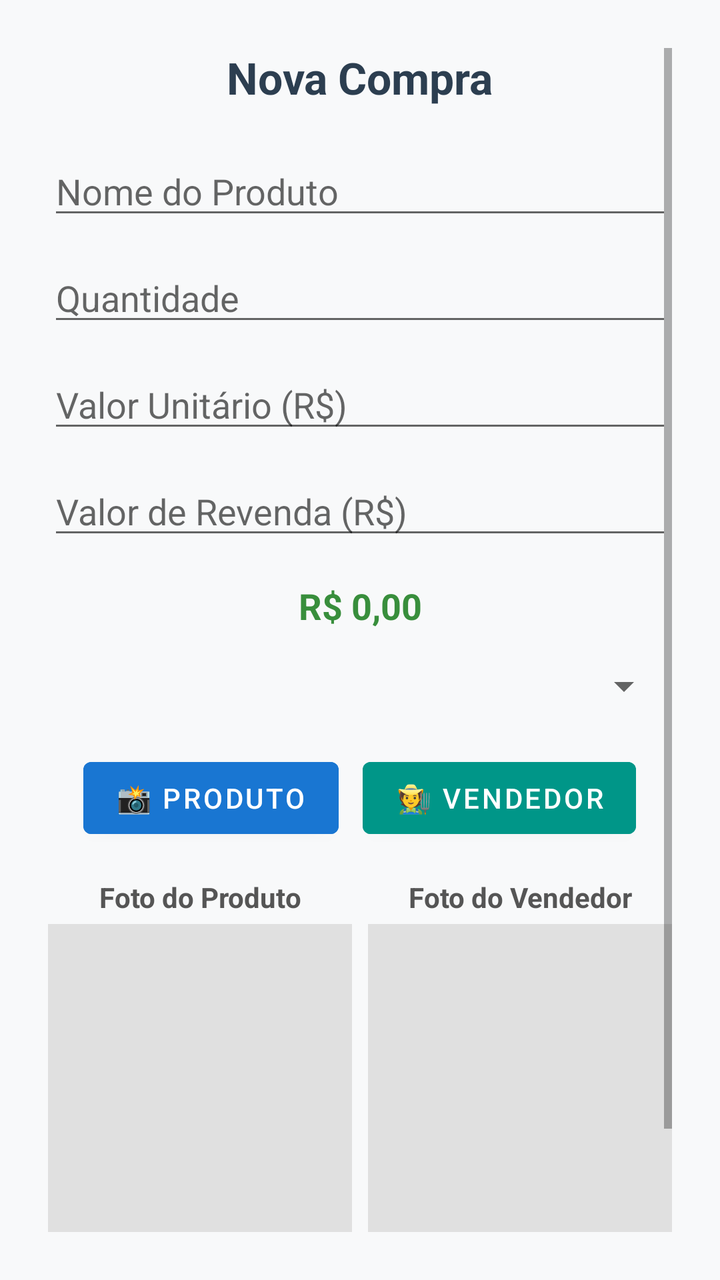
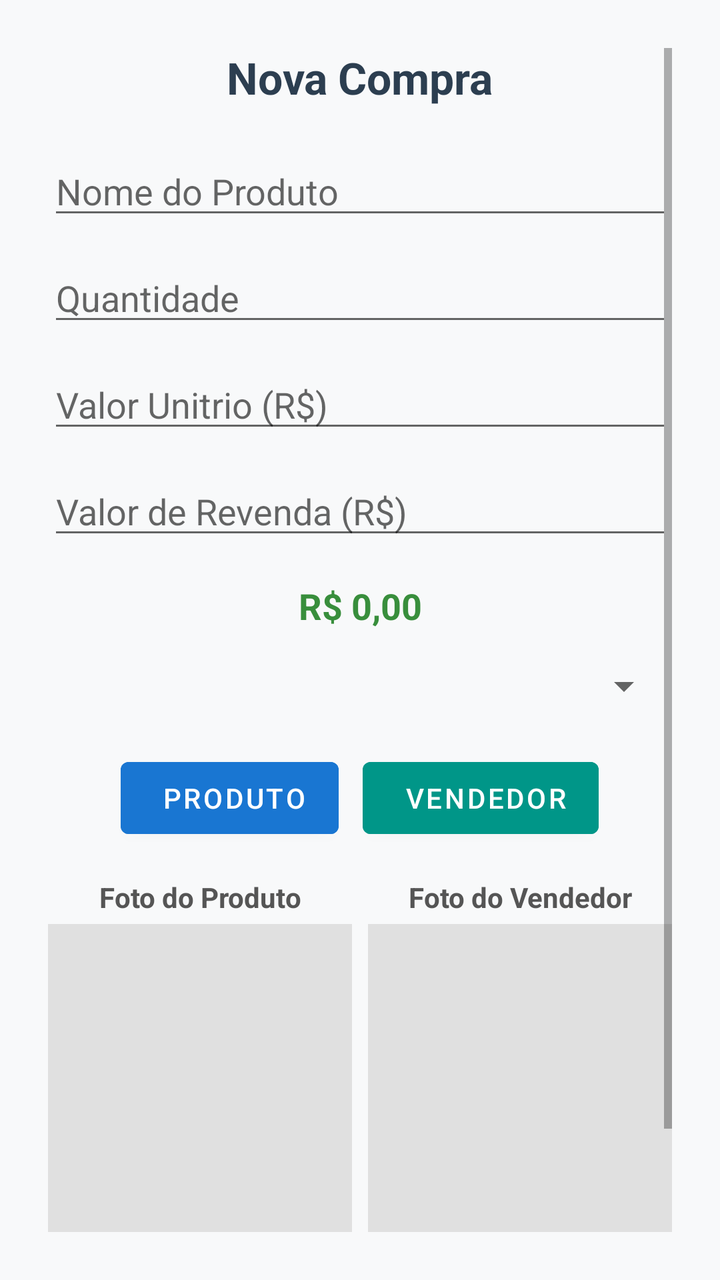

Two renders of the same Android screen: before a commit and after it. Below are the layout's source before the change and the commit's diff.
<!-- AndroidManifest.xml: application theme Theme.COISABOA -->
<!-- res/layout/activity_comprar.xml -->
<?xml version="1.0" encoding="utf-8"?>
<ScrollView xmlns:android="http://schemas.android.com/apk/res/android"
    android:layout_width="match_parent"
    android:layout_height="match_parent"
    android:padding="24dp"
    android:background="#F8F9FA">

    <LinearLayout
        android:layout_width="match_parent"
        android:layout_height="wrap_content"
        android:orientation="vertical">

        
        <TextView
            android:layout_width="wrap_content"
            android:layout_height="wrap_content"
            android:text="Nova Compra"
            android:textSize="22sp"
            android:textStyle="bold"
            android:textColor="#2C3E50"
            android:layout_gravity="center"
            android:layout_marginBottom="20dp" />

        
        <EditText
            android:id="@+id/etProduto"
            android:layout_width="match_parent"
            android:layout_height="wrap_content"
            android:hint="Nome do Produto"
            android:inputType="text" />

        <EditText
            android:id="@+id/etQuantidade"
            android:layout_width="match_parent"
            android:layout_height="wrap_content"
            android:hint="Quantidade"
            android:inputType="number"
            android:layout_marginTop="12dp" />

        <EditText
            android:id="@+id/etValorUnitario"
            android:layout_width="match_parent"
            android:layout_height="wrap_content"
            android:hint="Valor Unitário (R$)"
            android:inputType="numberDecimal"
            android:layout_marginTop="12dp" />

        <EditText
            android:id="@+id/etValorRevenda"
            android:layout_width="match_parent"
            android:layout_height="wrap_content"
            android:hint="Valor de Revenda (R$)"
            android:inputType="numberDecimal"
            android:layout_marginTop="12dp" />

        
        <TextView
            android:id="@+id/tvValorTotal"
            android:layout_width="match_parent"
            android:layout_height="wrap_content"
            android:text="R$ 0,00"
            android:textAlignment="center"
            android:textSize="18sp"
            android:textStyle="bold"
            android:textColor="#388E3C"
            android:layout_marginTop="16dp" />

        
        <Spinner
            android:id="@+id/spPagamento"
            android:layout_width="match_parent"
            android:layout_height="wrap_content"
            android:layout_marginTop="16dp" />

        
        <LinearLayout
            android:layout_width="match_parent"
            android:layout_height="wrap_content"
            android:orientation="horizontal"
            android:gravity="center"
            android:layout_marginTop="20dp">

            <Button
                android:id="@+id/btnFotoProduto"
                android:layout_width="wrap_content"
                android:layout_height="wrap_content"
                android:text="📸 Produto"
                android:backgroundTint="#1976D2"
                android:textColor="@android:color/white"
                android:layout_marginEnd="12dp" />

            <Button
                android:id="@+id/btnFotoVendedor"
                android:layout_width="wrap_content"
                android:layout_height="wrap_content"
                android:text="🧑‍🌾 Vendedor"
                android:backgroundTint="#009688"
                android:textColor="@android:color/white" />
        </LinearLayout>

        
        <LinearLayout
            android:layout_width="match_parent"
            android:layout_height="wrap_content"
            android:orientation="horizontal"
            android:gravity="center"
            android:layout_marginTop="16dp">

            <LinearLayout
                android:layout_width="0dp"
                android:layout_height="wrap_content"
                android:layout_weight="1"
                android:orientation="vertical"
                android:paddingEnd="4dp">

                <TextView
                    android:layout_width="match_parent"
                    android:layout_height="wrap_content"
                    android:text="Foto do Produto"
                    android:textAlignment="center"
                    android:textStyle="bold"
                    android:textSize="14sp"
                    android:textColor="#555"
                    android:layout_marginBottom="4dp" />

                <ImageView
                    android:id="@+id/imgPreviewProduto"
                    android:layout_width="match_parent"
                    android:layout_height="160dp"
                    android:scaleType="centerCrop"
                    android:background="#E0E0E0"
                    android:contentDescription="Preview do Produto" />
            </LinearLayout>

            <LinearLayout
                android:layout_width="0dp"
                android:layout_height="wrap_content"
                android:layout_weight="1"
                android:orientation="vertical"
                android:paddingStart="4dp">

                <TextView
                    android:layout_width="match_parent"
                    android:layout_height="wrap_content"
                    android:text="Foto do Vendedor"
                    android:textAlignment="center"
                    android:textStyle="bold"
                    android:textSize="14sp"
                    android:textColor="#555"
                    android:layout_marginBottom="4dp" />

                <ImageView
                    android:id="@+id/imgPreviewVendedor"
                    android:layout_width="match_parent"
                    android:layout_height="160dp"
                    android:scaleType="centerCrop"
                    android:background="#E0E0E0"
                    android:contentDescription="Preview do Vendedor" />
            </LinearLayout>
        </LinearLayout>

        
        <Button
            android:id="@+id/btnSalvarCompra"
            android:layout_width="match_parent"
            android:layout_height="wrap_content"
            android:text="💾 Salvar Compra"
            android:textColor="@android:color/white"
            android:backgroundTint="#4CAF50"
            android:layout_marginTop="24dp"
            android:padding="12dp"
            android:textAllCaps="false"
            android:elevation="2dp" />
    </LinearLayout>
</ScrollView>
<!-- resources referenced by this layout -->
<resources>
  <style name="Theme.COISABOA" parent="Theme.MaterialComponents.DayNight.NoActionBar">
          <item name="colorPrimary">@color/purple_500</item>
          <item name="colorPrimaryVariant">@color/purple_700</item>
          <item name="colorSecondary">@color/teal_200</item>
          <item name="android:statusBarColor" tools:targetApi="l">?attr/colorPrimaryVariant</item>
      </style>
  <color name="purple_500">#6200EE</color>
  <color name="purple_700">#3700B3</color>
  <color name="teal_200">#03DAC5</color>
</resources>

<!-- the commit's change to res/layout/activity_comprar.xml (unified diff, before → after) -->
@@ -41,7 +41,7 @@
             android:id="@+id/etValorUnitario"
             android:layout_width="match_parent"
             android:layout_height="wrap_content"
-            android:hint="Valor Unitário (R$)"
+            android:hint="Valor Unitrio (R$)"
             android:inputType="numberDecimal"
             android:layout_marginTop="12dp" />
 
@@ -84,7 +84,7 @@
                 android:id="@+id/btnFotoProduto"
                 android:layout_width="wrap_content"
                 android:layout_height="wrap_content"
-                android:text="📸 Produto"
+                android:text=" Produto"
                 android:backgroundTint="#1976D2"
                 android:textColor="@android:color/white"
                 android:layout_marginEnd="12dp" />
@@ -93,7 +93,7 @@
                 android:id="@+id/btnFotoVendedor"
                 android:layout_width="wrap_content"
                 android:layout_height="wrap_content"
-                android:text="🧑‍🌾 Vendedor"
+                android:text=" Vendedor"
                 android:backgroundTint="#009688"
                 android:textColor="@android:color/white" />
         </LinearLayout>
@@ -164,7 +164,7 @@
             android:id="@+id/btnSalvarCompra"
             android:layout_width="match_parent"
             android:layout_height="wrap_content"
-            android:text="💾 Salvar Compra"
+            android:text=" Salvar Compra"
             android:textColor="@android:color/white"
             android:backgroundTint="#4CAF50"
             android:layout_marginTop="24dp"
